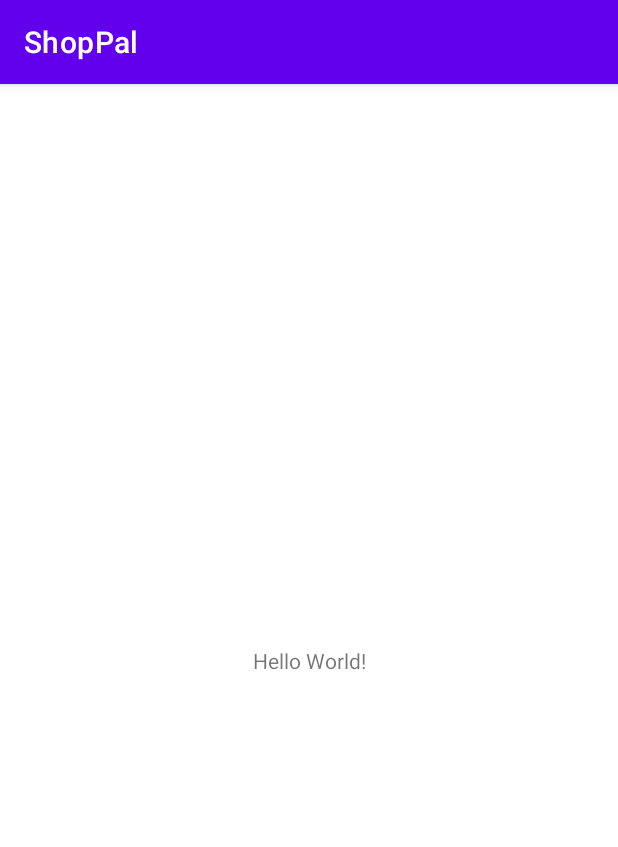
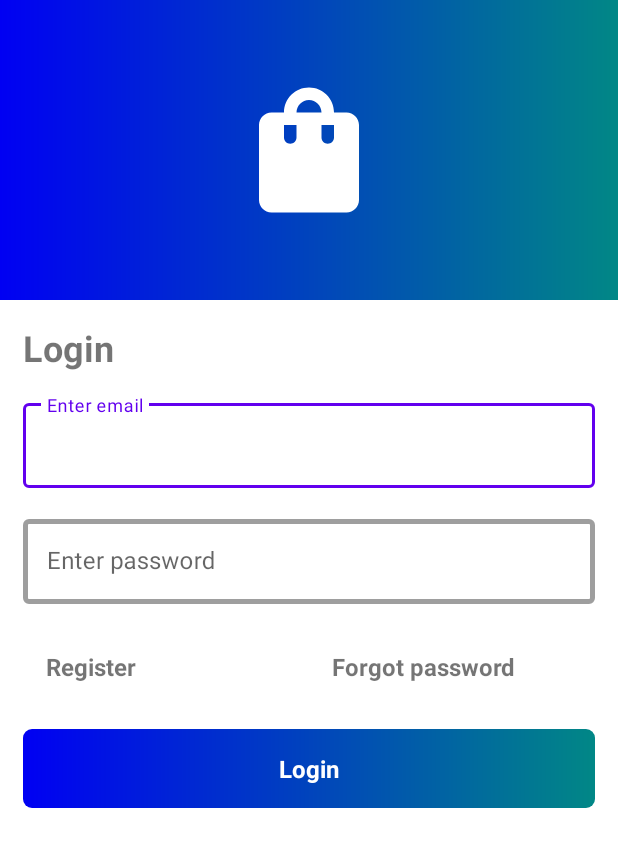
Before and after one commit to aikansh2001yadav/ShopPal, an Android app: the screen it shows after launch (MainActivity before the commit, LoginActivity after it), on a phone screen of 412 x 824 dp. Shown: the top 847 px of the screen. Run offline under Robolectric (Android 15) with nearby library versions, the phone set to English and light mode, and no system bars.

Commit message:
Adding LoginActivity and SplashActivity

```diff
--- /dev/null
+++ b/app/src/main/java/com/example/shoppal/activities/LoginActivity.kt
@@ -0,0 +1,32 @@
+package com.example.shoppal.activities
+
+import androidx.appcompat.app.AppCompatActivity
+import android.os.Bundle
+import android.view.View
+import android.widget.Button
+import android.widget.TextView
+import android.widget.Toast
+import com.example.shoppal.R
+
+class LoginActivity : AppCompatActivity(), View.OnClickListener{
+    override fun onCreate(savedInstanceState: Bundle?) {
+        super.onCreate(savedInstanceState)
+        setContentView(R.layout.activity_login)
+
+        findViewById<View>(R.id.btn_login).setOnClickListener(this)
+        findViewById<TextView>(R.id.text_register).setOnClickListener(this)
+    }
+
+    override fun onClick(view: View?) {
+        if (view != null) {
+            when(view.id){
+                R.id.btn_login -> {
+                    Toast.makeText(this@LoginActivity, "Hello", Toast.LENGTH_LONG).show()
+                }
+                R.id.text_register -> {
+                    Toast.makeText(this@LoginActivity, "Register", Toast.LENGTH_LONG).show()
+                }
+            }
+        }
+    }
+}
--- /dev/null
+++ b/app/src/main/java/com/example/shoppal/activities/SplashActivity.kt
@@ -0,0 +1,21 @@
+package com.example.shoppal.activities
+
+import android.content.Intent
+import androidx.appcompat.app.AppCompatActivity
+import android.os.Bundle
+import android.os.Handler
+import com.example.shoppal.MainActivity
+import com.example.shoppal.R
+import java.util.*
+import kotlin.concurrent.schedule
+
+class SplashActivity : AppCompatActivity() {
+    override fun onCreate(savedInstanceState: Bundle?) {
+        super.onCreate(savedInstanceState)
+        setContentView(R.layout.activity_splash)
+
+        Timer().schedule(2000) {
+            startActivity(Intent(this@SplashActivity, LoginActivity::class.java))
+        }
+    }
+}
--- /dev/null
+++ b/app/src/main/res/drawable/btn_background.xml
@@ -0,0 +1,11 @@
+<?xml version="1.0" encoding="utf-8"?>
+<shape xmlns:android="http://schemas.android.com/apk/res/android"
+    android:shape="rectangle">
+
+    <corners android:radius="6dp" />
+    <gradient
+        android:angle="360"
+        android:endColor="@color/teal"
+        android:startColor="@color/blue"
+        android:type="linear" />
+</shape>
--- /dev/null
+++ b/app/src/main/res/drawable/gradient_color.xml
@@ -0,0 +1,9 @@
+<?xml version="1.0" encoding="utf-8"?>
+<shape xmlns:android="http://schemas.android.com/apk/res/android"
+    android:shape="rectangle">
+
+    <gradient android:angle="360"
+        android:startColor="@color/blue"
+        android:endColor="@color/teal"
+        android:type="linear"/>
+</shape>
--- /dev/null
+++ b/app/src/main/res/drawable/ic_shop.xml
@@ -0,0 +1,5 @@
+<vector android:height="24dp" android:tint="#FFFFFF"
+    android:viewportHeight="24" android:viewportWidth="24"
+    android:width="24dp" xmlns:android="http://schemas.android.com/apk/res/android">
+    <path android:fillColor="@android:color/white" android:pathData="M18,6h-2c0,-2.21 -1.79,-4 -4,-4S8,3.79 8,6H6C4.9,6 4,6.9 4,8v12c0,1.1 0.9,2 2,2h12c1.1,0 2,-0.9 2,-2V8C20,6.9 19.1,6 18,6zM10,10c0,0.55 -0.45,1 -1,1s-1,-0.45 -1,-1V8h2V10zM12,4c1.1,0 2,0.9 2,2h-4C10,4.9 10.9,4 12,4zM16,10c0,0.55 -0.45,1 -1,1s-1,-0.45 -1,-1V8h2V10z"/>
+</vector>
--- /dev/null
+++ b/app/src/main/res/layout/activity_login.xml
@@ -0,0 +1,139 @@
+<?xml version="1.0" encoding="utf-8"?>
+<LinearLayout xmlns:android="http://schemas.android.com/apk/res/android"
+    xmlns:app="http://schemas.android.com/apk/res-auto"
+    xmlns:tools="http://schemas.android.com/tools"
+    android:layout_width="match_parent"
+    android:layout_height="match_parent"
+    android:orientation="vertical"
+    tools:context=".activities.LoginActivity">
+
+    <ScrollView
+        android:layout_width="match_parent"
+        android:layout_height="match_parent">
+
+        <androidx.constraintlayout.widget.ConstraintLayout
+            android:layout_width="match_parent"
+            android:layout_height="wrap_content">
+
+            <LinearLayout
+                android:id="@+id/layout_header"
+                android:layout_width="match_parent"
+                android:layout_height="@dimen/layout_header_height"
+                android:background="@drawable/gradient_color"
+                android:gravity="center"
+                app:layout_constraintLeft_toLeftOf="parent"
+                app:layout_constraintRight_toRightOf="parent"
+                app:layout_constraintTop_toTopOf="parent">
+
+                <ImageView
+                    android:layout_width="@dimen/app_logo_size"
+                    android:layout_height="@dimen/app_logo_size"
+                    android:contentDescription="@string/app_logo_description"
+                    android:src="@drawable/ic_shop" />
+            </LinearLayout>
+
+            <TextView
+                android:id="@+id/text_login"
+                android:layout_width="wrap_content"
+                android:layout_height="wrap_content"
+                android:layout_margin="@dimen/margin_text"
+                android:text="@string/login_text"
+                android:textSize="@dimen/text_login_size"
+                android:textStyle="bold"
+                app:layout_constraintLeft_toLeftOf="parent"
+                app:layout_constraintTop_toBottomOf="@+id/layout_header" />
+
+            <com.google.android.material.textfield.TextInputLayout
+                android:id="@+id/text_input_email"
+                style="@style/Widget.MaterialComponents.TextInputLayout.OutlinedBox"
+                android:layout_width="match_parent"
+                android:layout_height="wrap_content"
+                android:layout_margin="@dimen/margin_text"
+                app:boxStrokeWidth="@dimen/input_stroke_width"
+                app:layout_constraintLeft_toLeftOf="parent"
+                app:layout_constraintRight_toRightOf="parent"
+                app:layout_constraintTop_toBottomOf="@+id/text_login">
+
+                <com.google.android.material.textfield.TextInputEditText
+                    android:id="@+id/edit_text_email"
+                    android:layout_width="match_parent"
+                    android:layout_height="match_parent"
+                    android:hint="@string/email_hint"
+                    android:inputType="textEmailAddress" />
+            </com.google.android.material.textfield.TextInputLayout>
+
+            <com.google.android.material.textfield.TextInputLayout
+                android:id="@+id/text_input_password"
+                style="@style/Widget.MaterialComponents.TextInputLayout.OutlinedBox"
+                android:layout_width="match_parent"
+                android:layout_height="wrap_content"
+                android:layout_margin="@dimen/margin_text"
+                app:boxStrokeWidth="@dimen/input_stroke_width"
+                app:layout_constraintLeft_toLeftOf="parent"
+                app:layout_constraintRight_toRightOf="parent"
+                app:layout_constraintTop_toBottomOf="@+id/text_input_email">
+
+                <com.google.android.material.textfield.TextInputEditText
+                    android:id="@+id/edit_text_password"
+                    android:layout_width="match_parent"
+                    android:layout_height="match_parent"
+                    android:hint="@string/password_hint"
+                    android:inputType="textPassword" />
+            </com.google.android.material.textfield.TextInputLayout>
+
+            <LinearLayout
+                android:id="@+id/register_forgot_layout"
+                android:layout_width="match_parent"
+                android:layout_height="wrap_content"
+                android:layout_margin="@dimen/margin_layout"
+                android:orientation="horizontal"
+                app:layout_constraintLeft_toLeftOf="parent"
+                app:layout_constraintRight_toRightOf="parent"
+                app:layout_constraintTop_toBottomOf="@+id/text_input_password">
+
+                <TextView
+                    android:id="@+id/text_register"
+                    android:layout_width="0dp"
+                    android:layout_height="wrap_content"
+                    android:layout_margin="@dimen/margin_layout"
+                    android:layout_weight="1"
+                    android:text="@string/register_text"
+                    android:textSize="@dimen/text_register_size"
+                    android:textStyle="bold" />
+
+                <TextView
+                    android:id="@+id/text_forgot"
+                    android:layout_width="0dp"
+                    android:layout_height="wrap_content"
+                    android:layout_margin="@dimen/margin_layout"
+                    android:layout_weight="1"
+                    android:text="@string/forgot_password_text"
+                    android:textSize="@dimen/text_forgot_size"
+                    android:textStyle="bold" />
+            </LinearLayout>
+
+            <LinearLayout
+                android:id="@+id/btn_login"
+                android:layout_width="match_parent"
+                android:layout_height="wrap_content"
+                android:layout_margin="@dimen/margin_layout"
+                android:background="@drawable/btn_background"
+                android:orientation="vertical"
+                app:layout_constraintLeft_toLeftOf="parent"
+                app:layout_constraintRight_toRightOf="parent"
+                app:layout_constraintTop_toBottomOf="@+id/register_forgot_layout">
+
+                <TextView
+                    android:layout_width="match_parent"
+                    android:layout_height="0dp"
+                    android:layout_margin="@dimen/margin_layout"
+                    android:layout_weight="1"
+                    android:text="@string/login_text"
+                    android:textAlignment="center"
+                    android:textColor="@color/white"
+                    android:textSize="@dimen/text_forgot_size"
+                    android:textStyle="bold" />
+            </LinearLayout>
+        </androidx.constraintlayout.widget.ConstraintLayout>
+    </ScrollView>
+</LinearLayout>
--- a/app/src/main/res/layout/activity_splash.xml
+++ b/app/src/main/res/layout/activity_splash.xml
@@ -4,6 +4,23 @@
     xmlns:tools="http://schemas.android.com/tools"
     android:layout_width="match_parent"
     android:layout_height="match_parent"
+    android:background="@drawable/gradient_color"
     tools:context=".activities.SplashActivity">
 
+    <LinearLayout
+        android:layout_width="wrap_content"
+        android:layout_height="wrap_content"
+        app:layout_constraintBottom_toBottomOf="parent"
+        app:layout_constraintEnd_toEndOf="parent"
+        app:layout_constraintStart_toStartOf="parent"
+        app:layout_constraintTop_toTopOf="parent">
+
+        <TextView
+            android:layout_width="wrap_content"
+            android:layout_height="wrap_content"
+            android:text="@string/shop_pal_text"
+            android:textColor="@color/white"
+            android:textSize="34sp"
+            android:textStyle="bold" />
+    </LinearLayout>
 </androidx.constraintlayout.widget.ConstraintLayout>
--- a/app/src/main/res/values/colors.xml
+++ b/app/src/main/res/values/colors.xml
@@ -7,4 +7,9 @@
     <color name="teal_700">#FF018786</color>
     <color name="black">#FF000000</color>
     <color name="white">#FFFFFFFF</color>
+
+
+    <color name="blue">#0000F3</color>
+    <color name="teal">#FF018786</color>
+    <color name="grey">#9E9999</color>
 </resources>
--- /dev/null
+++ b/app/src/main/res/values/dimens.xml
@@ -0,0 +1,12 @@
+<?xml version="1.0" encoding="utf-8"?>
+<resources>
+    <dimen name="layout_header_height">200dp</dimen>
+    <dimen name="app_logo_size">100dp</dimen>
+    <dimen name="margin_text">15dp</dimen>
+    <dimen name="text_login_size">24sp</dimen>
+    <dimen name="stroke_width">5dp</dimen>
+    <dimen name="input_stroke_width">3dp</dimen>
+    <dimen name="margin_layout">15dp</dimen>
+    <dimen name="text_register_size">16sp</dimen>
+    <dimen name="text_forgot_size">16sp</dimen>
+</resources>
--- a/app/src/main/res/values/strings.xml
+++ b/app/src/main/res/values/strings.xml
@@ -1,3 +1,10 @@
 <resources>
     <string name="app_name">ShopPal</string>
+    <string name="login_text">Login</string>
+    <string name="app_logo_description">App logo</string>
+    <string name="email_hint">Enter email</string>
+    <string name="password_hint">Enter password</string>
+    <string name="forgot_password_text">Forgot password</string>
+    <string name="register_text">Register</string>
+    <string name="shop_pal_text">Shop Pal</string>
 </resources>
```
Also changed, not shown: app/src/main/AndroidManifest.xml (+10 -2 lines).
